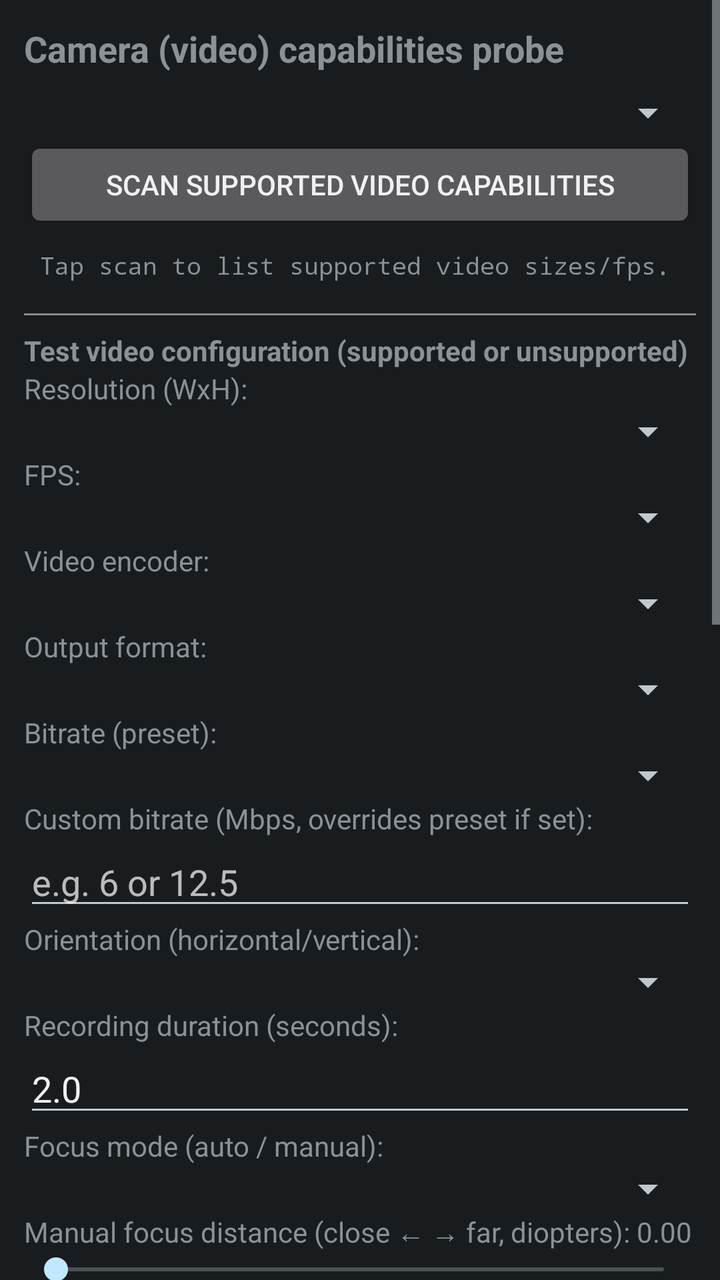
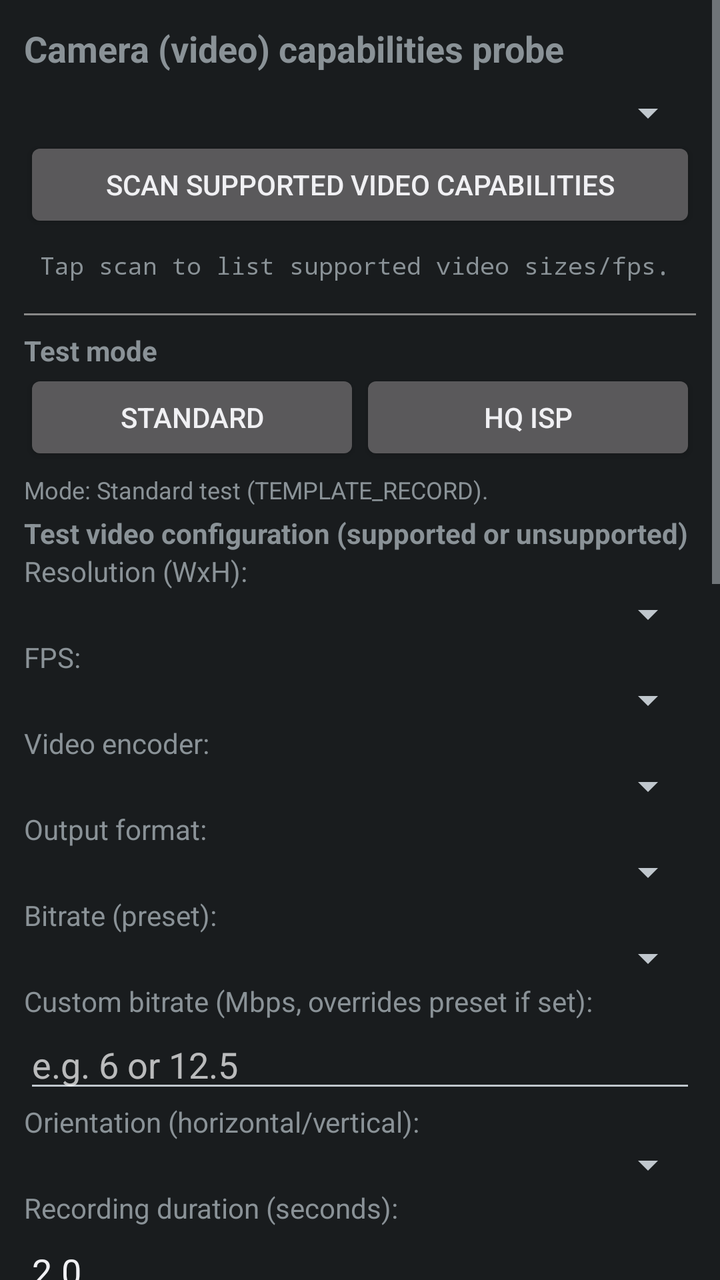

Compare the two renders of this Android layout. The source of the first and the diff that turns it into the second are given below.
<!-- AndroidManifest.xml: application theme android:Theme.DeviceDefault.NoActionBar -->
<!-- res/layout/activity_main.xml -->
<?xml version="1.0" encoding="utf-8"?>
<ScrollView xmlns:android="http://schemas.android.com/apk/res/android"
    android:layout_width="match_parent"
    android:layout_height="match_parent"
    android:fillViewport="true">

    <LinearLayout
        android:layout_width="match_parent"
        android:layout_height="wrap_content"
        android:orientation="vertical"
        android:padding="12dp">

        <TextView
            android:layout_width="match_parent"
            android:layout_height="wrap_content"
            android:text="Camera (video) capabilities probe"
            android:textStyle="bold"
            android:textSize="18sp"
            android:paddingBottom="8dp" />

        <Spinner
            android:id="@+id/camera_spinner"
            android:layout_width="match_parent"
            android:layout_height="wrap_content" />

        <Button
            android:id="@+id/btn_scan"
            android:layout_width="match_parent"
            android:layout_height="wrap_content"
            android:text="Scan supported video capabilities" />

        <TextView
            android:id="@+id/supported_text"
            android:layout_width="match_parent"
            android:layout_height="wrap_content"
            android:textIsSelectable="true"
            android:typeface="monospace"
            android:textSize="12sp"
            android:padding="8dp"
            android:text="Tap scan to list supported video sizes/fps." />

        <View
            android:layout_width="match_parent"
            android:layout_height="1dp"
            android:background="#888888"
            android:layout_marginTop="8dp"
            android:layout_marginBottom="8dp" />

        <TextView
            android:layout_width="match_parent"
            android:layout_height="wrap_content"
            android:text="Test video configuration (supported or unsupported)"
            android:textStyle="bold" />

        <TextView android:layout_width="match_parent" android:layout_height="wrap_content" android:text="Resolution (WxH):" />
        <Spinner android:id="@+id/res_spinner" android:layout_width="match_parent" android:layout_height="wrap_content" />

        <TextView android:layout_width="match_parent" android:layout_height="wrap_content" android:text="FPS:" />
        <Spinner android:id="@+id/fps_spinner" android:layout_width="match_parent" android:layout_height="wrap_content" />

        <TextView android:layout_width="match_parent" android:layout_height="wrap_content" android:text="Video encoder:" />
        <Spinner android:id="@+id/encoder_spinner" android:layout_width="match_parent" android:layout_height="wrap_content" />

        <TextView android:layout_width="match_parent" android:layout_height="wrap_content" android:text="Output format:" />
        <Spinner android:id="@+id/format_spinner" android:layout_width="match_parent" android:layout_height="wrap_content" />

        <TextView android:layout_width="match_parent" android:layout_height="wrap_content" android:text="Bitrate (preset):" />
        <Spinner android:id="@+id/bitrate_spinner" android:layout_width="match_parent" android:layout_height="wrap_content" />

        <TextView android:layout_width="match_parent" android:layout_height="wrap_content" android:text="Custom bitrate (Mbps, overrides preset if set):" />
        <EditText
            android:id="@+id/bitrate_mbps"
            android:layout_width="match_parent"
            android:layout_height="wrap_content"
            android:inputType="numberDecimal"
            android:hint="e.g. 6 or 12.5" />

        <TextView android:layout_width="match_parent" android:layout_height="wrap_content" android:text="Orientation (horizontal/vertical):" />
        <Spinner android:id="@+id/orientation_spinner" android:layout_width="match_parent" android:layout_height="wrap_content" />

        <TextView android:layout_width="match_parent" android:layout_height="wrap_content" android:text="Recording duration (seconds):" />
        <EditText
            android:id="@+id/duration_sec"
            android:layout_width="match_parent"
            android:layout_height="wrap_content"
            android:inputType="numberDecimal"
            android:hint="e.g. 2.0"
            android:text="2.0" />

        <TextView android:layout_width="match_parent" android:layout_height="wrap_content" android:text="Focus mode (auto / manual):" />
        <Spinner android:id="@+id/focus_mode_spinner" android:layout_width="match_parent" android:layout_height="wrap_content" />

        <TextView
            android:id="@+id/focus_dist_label"
            android:layout_width="match_parent"
            android:layout_height="wrap_content"
            android:text="Manual focus distance (close ← → far, diopters): 0.00" />
        <SeekBar
            android:id="@+id/focus_dist_seek"
            android:layout_width="match_parent"
            android:layout_height="wrap_content"
            android:max="1000" />
        <Button
            android:id="@+id/btn_focus_furthest"
            android:layout_width="match_parent"
            android:layout_height="wrap_content"
            android:text="Furthest (calibrate &amp; lock)" />

        <TextView
            android:id="@+id/focus_info_text"
            android:layout_width="match_parent"
            android:layout_height="wrap_content"
            android:textSize="12sp"
            android:typeface="monospace"
            android:text="Focus range: scan camera to see supported modes/distances. For 'Furthest', point at a distant detailed scene then calibrate." />

        <CheckBox
            android:id="@+id/cb_audio"
            android:layout_width="match_parent"
            android:layout_height="wrap_content"
            android:text="Include audio (RECORD_AUDIO)"
            android:checked="false" />

        <View
            android:layout_width="match_parent"
            android:layout_height="1dp"
            android:background="#888888"
            android:layout_marginTop="8dp"
            android:layout_marginBottom="8dp" />

        <TextView
            android:layout_width="match_parent"
            android:layout_height="wrap_content"
            android:text="Presets (save / load / rename)"
            android:textStyle="bold" />

        <Spinner
            android:id="@+id/preset_spinner"
            android:layout_width="match_parent"
            android:layout_height="wrap_content" />

        <EditText
            android:id="@+id/preset_name"
            android:layout_width="match_parent"
            android:layout_height="wrap_content"
            android:hint="Preset name" />

        <LinearLayout
            android:layout_width="match_parent"
            android:layout_height="wrap_content"
            android:orientation="horizontal">

            <Button
                android:id="@+id/btn_preset_save"
                android:layout_width="0dp"
                android:layout_height="wrap_content"
                android:layout_weight="1"
                android:text="Save" />

            <Button
                android:id="@+id/btn_preset_load"
                android:layout_width="0dp"
                android:layout_height="wrap_content"
                android:layout_weight="1"
                android:text="Load" />

            <Button
                android:id="@+id/btn_preset_rename"
                android:layout_width="0dp"
                android:layout_height="wrap_content"
                android:layout_weight="1"
                android:text="Rename" />
        </LinearLayout>

        <View
            android:layout_width="match_parent"
            android:layout_height="1dp"
            android:background="#888888"
            android:layout_marginTop="8dp"
            android:layout_marginBottom="8dp" />

        <Button
            android:id="@+id/btn_test"
            android:layout_width="match_parent"
            android:layout_height="wrap_content"
            android:text="Test selected configuration" />

        <TextView
            android:layout_width="match_parent"
            android:layout_height="wrap_content"
            android:text="Live sensor metadata (updates in place)"
            android:textStyle="bold"
            android:paddingTop="8dp" />

        <TextView
            android:id="@+id/live_meta_text"
            android:layout_width="match_parent"
            android:layout_height="wrap_content"
            android:minHeight="90dp"
            android:padding="8dp"
            android:textIsSelectable="true"
            android:typeface="monospace"
            android:textSize="12sp"
            android:background="#102030"
            android:textColor="#A0E0FF"
            android:text="Idle" />

        <TextView
            android:id="@+id/result_text"
            android:layout_width="match_parent"
            android:layout_height="wrap_content"
            android:minHeight="200dp"
            android:padding="12dp"
            android:textIsSelectable="true"
            android:typeface="monospace"
            android:textSize="13sp"
            android:background="#000000"
            android:textColor="#FFFFFF"
            android:text="Result will appear here (black background fallback on error)." />

    </LinearLayout>
</ScrollView>
<!-- resources referenced by this layout -->
<resources>

</resources>

<!-- the commit's change to res/layout/activity_main.xml (unified diff, before → after) -->
@@ -49,6 +49,41 @@
         <TextView
             android:layout_width="match_parent"
             android:layout_height="wrap_content"
+            android:text="Test mode"
+            android:textStyle="bold" />
+
+        <LinearLayout
+            android:layout_width="match_parent"
+            android:layout_height="wrap_content"
+            android:orientation="horizontal"
+            android:paddingBottom="4dp">
+
+            <Button
+                android:id="@+id/tab_standard"
+                android:layout_width="0dp"
+                android:layout_height="wrap_content"
+                android:layout_weight="1"
+                android:text="Standard" />
+
+            <Button
+                android:id="@+id/tab_hq_isp"
+                android:layout_width="0dp"
+                android:layout_height="wrap_content"
+                android:layout_weight="1"
+                android:text="HQ ISP" />
+        </LinearLayout>
+
+        <TextView
+            android:id="@+id/mode_info_text"
+            android:layout_width="match_parent"
+            android:layout_height="wrap_content"
+            android:textSize="12sp"
+            android:paddingBottom="4dp"
+            android:text="Mode: Standard test (TEMPLATE_RECORD)." />
+
+        <TextView
+            android:layout_width="match_parent"
+            android:layout_height="wrap_content"
             android:text="Test video configuration (supported or unsupported)"
             android:textStyle="bold" />
 
